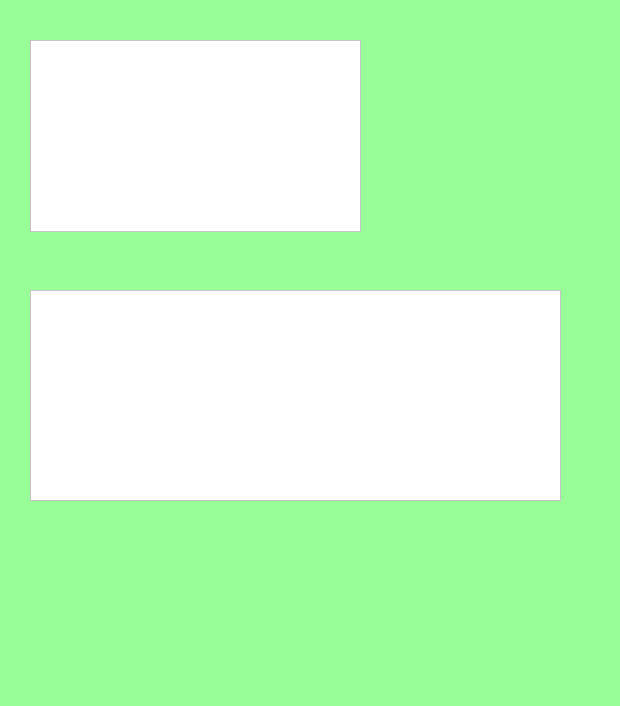
Old version of the form main.ui in the repository francisganapin/Employee_Login.
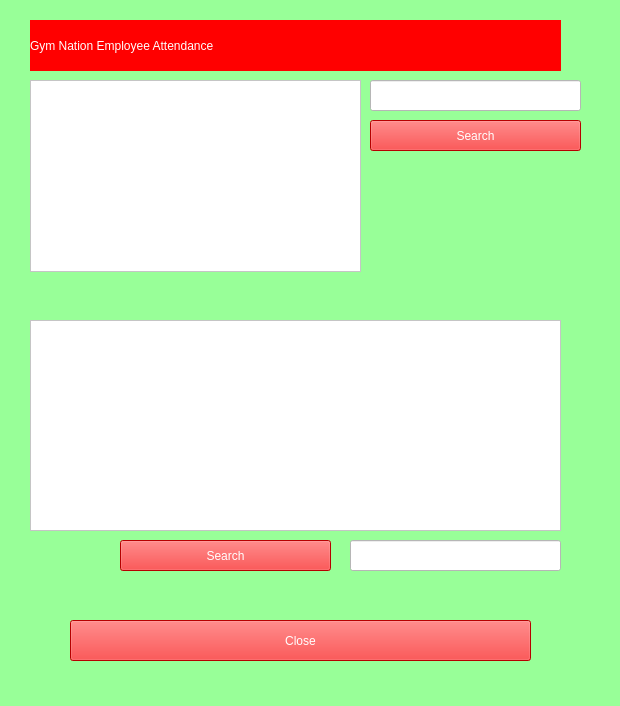
New version of the form.

Diff of the .ui file:
```diff
--- a/main.ui
+++ b/main.ui
@@ -281,7 +281,7 @@
      <property name="geometry">
       <rect>
        <x>30</x>
-       <y>40</y>
+       <y>80</y>
        <width>331</width>
        <height>192</height>
       </rect>
@@ -294,7 +294,7 @@
      <property name="geometry">
       <rect>
        <x>30</x>
-       <y>290</y>
+       <y>320</y>
        <width>531</width>
        <height>211</height>
       </rect>
@@ -303,6 +303,125 @@
       <string notr="true">background-color:white;</string>
      </property>
     </widget>
+    <widget class="QLineEdit" name="employee_id_input_3">
+     <property name="geometry">
+      <rect>
+       <x>370</x>
+       <y>80</y>
+       <width>211</width>
+       <height>31</height>
+      </rect>
+     </property>
+     <property name="styleSheet">
+      <string notr="true">background-color:white</string>
+     </property>
+    </widget>
+    <widget class="QLineEdit" name="login_session_input">
+     <property name="geometry">
+      <rect>
+       <x>350</x>
+       <y>540</y>
+       <width>211</width>
+       <height>31</height>
+      </rect>
+     </property>
+     <property name="styleSheet">
+      <string notr="true">background-color:white</string>
+     </property>
+    </widget>
+    <widget class="QPushButton" name="submit_attendance_bt">
+     <property name="geometry">
+      <rect>
+       <x>370</x>
+       <y>120</y>
+       <width>211</width>
+       <height>31</height>
+      </rect>
+     </property>
+     <property name="styleSheet">
+      <string notr="true">QPushButton {
+    background-color: red;
+    font: 16pt &quot;MS Shell Dlg 2&quot;;
+    color: white;
+}
+
+QPushButton:hover {
+    background-color: darkred;
+}
+</string>
+     </property>
+     <property name="text">
+      <string>Search</string>
+     </property>
+    </widget>
+    <widget class="QPushButton" name="search_session_bt">
+     <property name="geometry">
+      <rect>
+       <x>120</x>
+       <y>540</y>
+       <width>211</width>
+       <height>31</height>
+      </rect>
+     </property>
+     <property name="styleSheet">
+      <string notr="true">QPushButton {
+    background-color: red;
+    font: 16pt &quot;MS Shell Dlg 2&quot;;
+    color: white;
+}
+
+QPushButton:hover {
+    background-color: darkred;
+}
+</string>
+     </property>
+     <property name="text">
+      <string>Search</string>
+     </property>
+    </widget>
+    <widget class="QLabel" name="label_11">
+     <property name="geometry">
+      <rect>
+       <x>30</x>
+       <y>20</y>
+       <width>531</width>
+       <height>51</height>
+      </rect>
+     </property>
+     <property name="styleSheet">
+      <string notr="true">Background-color:red;
+color:white;
+font: 16pt &quot;MS Shell Dlg 2&quot;;font: 20pt &quot;MS Shell Dlg 2&quot;;</string>
+     </property>
+     <property name="text">
+      <string>Gym Nation Employee Attendance</string>
+     </property>
+    </widget>
+    <widget class="QPushButton" name="close_bt_6">
+     <property name="geometry">
+      <rect>
+       <x>70</x>
+       <y>620</y>
+       <width>461</width>
+       <height>41</height>
+      </rect>
+     </property>
+     <property name="styleSheet">
+      <string notr="true">QPushButton {
+    background-color: red;
+    font: 16pt &quot;MS Shell Dlg 2&quot;;
+    color: white;
+}
+
+QPushButton:hover {
+    background-color: darkred;
+}
+</string>
+     </property>
+     <property name="text">
+      <string>Close</string>
+     </property>
+    </widget>
    </widget>
    <widget class="QWidget" name="update_salary_page">
     <widget class="QLabel" name="label_43">
```
